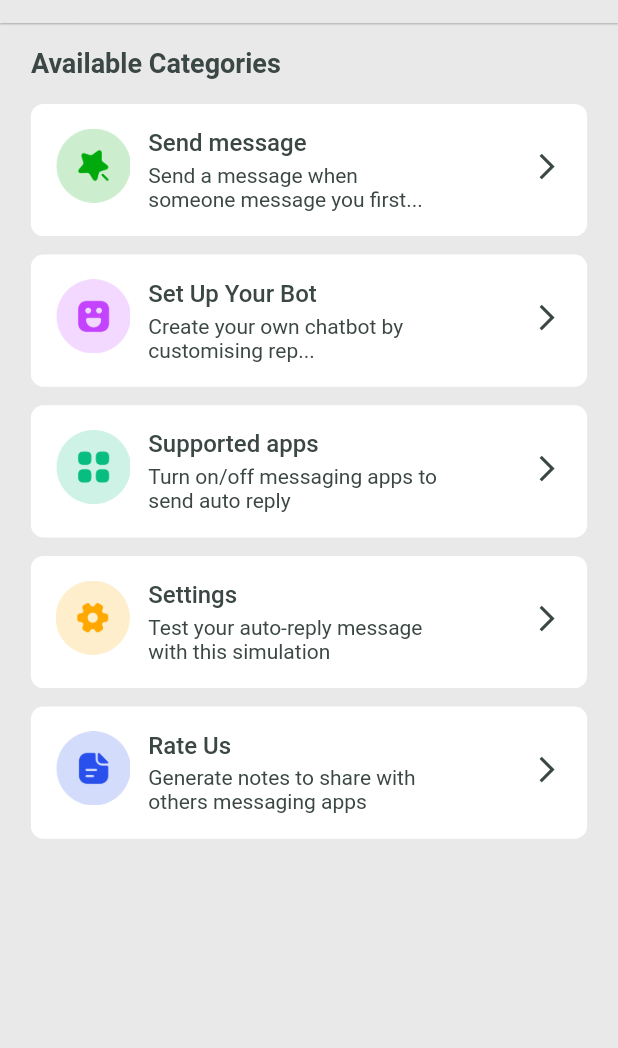
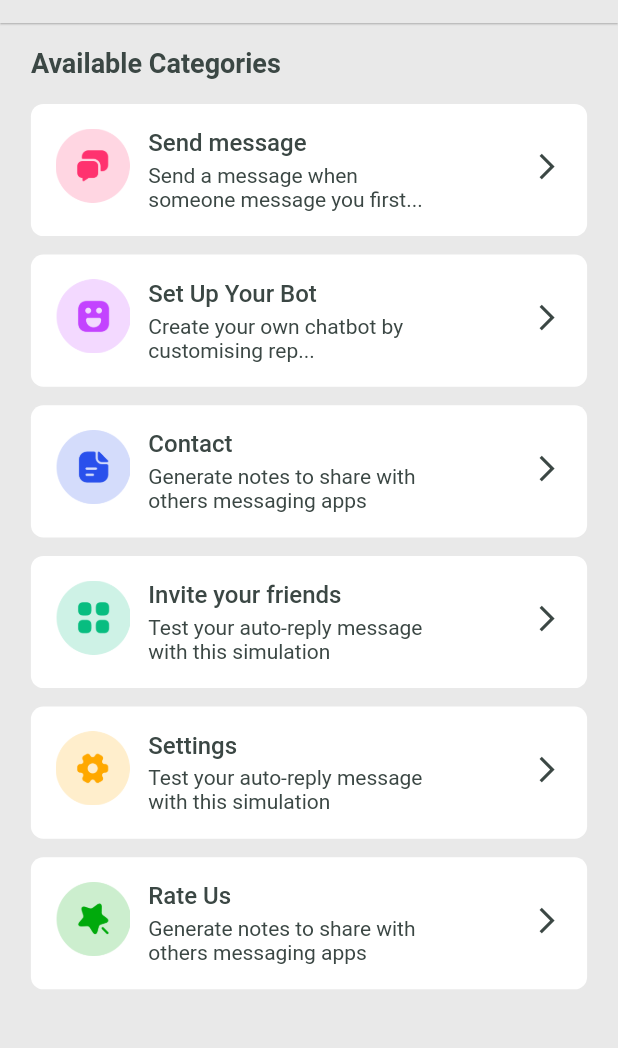
Before and after one commit to SavaliyaPrince/whatsappAuto_old, a Flutter app: the screen it shows after launch, on a phone screen of 412 x 824 dp, the part 61-1109 px from its top. Run offline on Flutter 3.47's test engine with Material 2 defaults, Android fonts, the phone set to English and light mode, and no system bars; our stand-ins replace firebase_core, firebase_crashlytics, flutter_contacts, flutter_slidable, fluttertoast, geolocator and 5 more; missing offline and left inert: call_log, flutter_share; accounts and stored records are empty; network calls fail.

Commit message:
desing change

```diff
--- a/lib/Utils/banner_ad.dart
+++ b/lib/Utils/banner_ad.dart
@@ -40,7 +40,7 @@ class _BannerAdViewState extends State<BannerAdView> {
           _createAnchoredBanner(context);
         }
         return Container(
-          height: _anchoredBanner == null ? 0 : 50,
+          height: _anchoredBanner == null ? 0 : 70,
           alignment: Alignment.center,
           child: _anchoredBanner == null
               ? const SizedBox()
@@ -65,8 +65,8 @@ class _BannerAdViewState extends State<BannerAdView> {
     }
 
     final BannerAd banner = BannerAd(
-      // size: const AdSize(width: 320, height: 70),
-      size: AdSize.smartBanner,
+      size: const AdSize(width: 320, height: 70),
+      // size: AdSize.fullBanner,
       request: request,
 
       // ///live
--- a/lib/modules/homepage/home_page.dart
+++ b/lib/modules/homepage/home_page.dart
@@ -12,6 +12,7 @@ import 'package:whatsapp_auto/Utils/open_ad.dart';
 import 'package:whatsapp_auto/Utils/size_utils.dart';
 import 'package:whatsapp_auto/helper/toast_helper.dart';
 import 'package:whatsapp_auto/modules/homepage/homePageCantroller.dart';
+import 'package:whatsapp_auto/modules/setting_page/setting_controller.dart';
 import 'package:whatsapp_auto/modules/supportedapp_page/supporredapp_controller.dart';
 import 'package:whatsapp_auto/modules/theme_controller.dart';
 import 'package:whatsapp_auto/theme/app_color.dart';
@@ -31,6 +32,7 @@ class _HomePageScreenState extends State<HomePageScreen>
   final HomePageController homePageController = Get.put(HomePageController());
   final SupportedAppController supportedAppController =
       Get.put(SupportedAppController())..getWhatsAuto();
+  final SettingController settingController = Get.put(SettingController());
   final InAppReview inAppReview = InAppReview.instance;
   bool isPaused = false;
 
@@ -126,11 +128,12 @@ class _HomePageScreenState extends State<HomePageScreen>
                             context,
                             titleText: AppString.welcomeMessageTitle,
                             subtitle: AppString.welcomeMessageSubTile,
-                            image: AssetsPath.star,
+                            image: AssetsPath.messages,
                             onTap: () {
                               Navigation.pushNamed(Routes.sendMassagePage);
                             },
                           ),
+
                           // SizedBox(
                           //   height: SizeUtils.verticalBlockSize * 1.5,
                           // ),
@@ -155,21 +158,34 @@ class _HomePageScreenState extends State<HomePageScreen>
                           //     Navigation.pushNamed(Routes.chatTestReply);
                           //   },
                           // ),
-                          // SizedBox(
-                          //   height: SizeUtils.verticalBlockSize * 1.5,
-                          // ),
-                          // customCategoriesBox(
-                          //   context,
-                          //   titleText: AppString.contactUsTitle,
-                          //   subtitle: AppString.contactUsSubTile,
-                          //   image: AssetsPath.document,
-                          //   onTap: () {
-                          //     Navigation.pushNamed(Routes.contactPage);
-                          //   },
-                          // ),
-                          // SizedBox(
-                          //   height: SizeUtils.verticalBlockSize * 1.5,
-                          // ),
+                          SizedBox(
+                            height: SizeUtils.verticalBlockSize * 1.5,
+                          ),
+                          customCategoriesBox(
+                            context,
+                            titleText: AppString.InviteFriends,
+                            subtitle: AppString.testReplySubTile,
+                            image: AppIcons.inviteFriends,
+                            onTap: () {
+                              settingController.shareNoteLink(
+                                  title: AppString.InviteFriends);
+                            },
+                          ),
+                          SizedBox(
+                            height: SizeUtils.verticalBlockSize * 1.5,
+                          ),
+                          customCategoriesBox(
+                            context,
+                            titleText: AppString.contactUsTitle,
+                            subtitle: AppString.contactUsSubTile,
+                            image: AssetsPath.document,
+                            onTap: () {
+                              Navigation.pushNamed(Routes.contactPage);
+                            },
+                          ),
+                          SizedBox(
+                            height: SizeUtils.verticalBlockSize * 1.5,
+                          ),
                           // customCategoriesBox(
                           //   context,
                           //   titleText: AppString.categoryTitle,
@@ -198,7 +214,7 @@ class _HomePageScreenState extends State<HomePageScreen>
                             context,
                             titleText: AppString.documentTitle,
                             subtitle: AppString.documentSubTile,
-                            image: AssetsPath.document,
+                            image: AssetsPath.star,
                             onTap: () async {
                               if (await inAppReview.isAvailable()) {
                                 print(
@@ -231,7 +247,7 @@ class _HomePageScreenState extends State<HomePageScreen>
                             context,
                             titleText: AppString.welcomeMessageTitle,
                             subtitle: AppString.welcomeMessageSubTile,
-                            image: AssetsPath.star,
+                            image: AssetsPath.messages,
                             onTap: () {
                               Navigation.pushNamed(Routes.sendMassagePage);
                             },
@@ -249,18 +265,31 @@ class _HomePageScreenState extends State<HomePageScreen>
                               Navigation.pushNamed(Routes.createReply);
                             },
                           ),
-                          // SizedBox(
-                          //   height: SizeUtils.verticalBlockSize * 1.5,
-                          // ),
-                          // customCategoriesBox(
-                          //   context,
-                          //   titleText: AppString.testReplyTitle,
-                          //   subtitle: AppString.testReplySubTile,
-                          //   image: AssetsPath.messages,
-                          //   onTap: () {
-                          //     Navigation.pushNamed(Routes.chatTestReply);
-                          //   },
-                          // ),
+                          SizedBox(
+                            height: SizeUtils.verticalBlockSize * 1.5,
+                          ),
+                          customCategoriesBox(
+                            context,
+                            titleText: AppString.contact,
+                            subtitle: AppString.documentSubTile,
+                            image: AssetsPath.document,
+                            onTap: () {
+                              Navigation.pushNamed(Routes.contactPage);
+                            },
+                          ),
+                          SizedBox(
+                            height: SizeUtils.verticalBlockSize * 1.5,
+                          ),
+                          customCategoriesBox(
+                            context,
+                            titleText: AppString.InviteFriends,
+                            subtitle: AppString.testReplySubTile,
+                            image: AssetsPath.category,
+                            onTap: () {
+                              settingController.shareNoteLink(
+                                  title: AppString.InviteFriends);
+                            },
+                          ),
                           // SizedBox(
                           //   height: SizeUtils.verticalBlockSize * 1.5,
                           // ),
@@ -276,18 +305,8 @@ class _HomePageScreenState extends State<HomePageScreen>
                           SizedBox(
                             height: SizeUtils.verticalBlockSize * 1.5,
                           ),
-                          customCategoriesBox(
-                            context,
-                            titleText: AppString.categoryTitle,
-                            subtitle: AppString.categorySubTile,
-                            image: AssetsPath.category,
-                            onTap: () {
-                              Navigation.pushNamed(Routes.supportedApp);
-                            },
-                          ),
-                          SizedBox(
-                            height: SizeUtils.verticalBlockSize * 1.5,
-                          ),
+                          //
+
                           customCategoriesBox(
                             context,
                             titleText: AppString.settingTitle,
@@ -301,11 +320,12 @@ class _HomePageScreenState extends State<HomePageScreen>
                           SizedBox(
                             height: SizeUtils.verticalBlockSize * 1.5,
                           ),
+
                           customCategoriesBox(
                             context,
                             titleText: AppString.documentTitle,
                             subtitle: AppString.documentSubTile,
-                            image: AssetsPath.document,
+                            image: AssetsPath.star,
                             onTap: () async {
                               if (await inAppReview.isAvailable()) {
                                 print(
@@ -317,25 +337,12 @@ class _HomePageScreenState extends State<HomePageScreen>
                                 AppToast.toastMessage(
                                     "app review not available at time.");
                               }
-
                               // Navigation.pushNamed(Routes.chatPage);
                             },
                           ),
                           SizedBox(
                             height: SizeUtils.verticalBlockSize * 1.5,
                           ),
-                          // customCategoriesBox(
-                          //   context,
-                          //   titleText: AppString.contact,
-                          //   subtitle: AppString.documentSubTile,
-                          //   image: AssetsPath.document,
-                          //   onTap: () {
-                          //     Navigation.pushNamed(Routes.contactPage);
-                          //   },
-                          // ),
-                          // SizedBox(
-                          //   height: SizeUtils.verticalBlockSize * 1.5,
-                          // ),
                         ],
                       ),
                     ),
--- a/lib/theme/app_string.dart
+++ b/lib/theme/app_string.dart
@@ -143,11 +143,11 @@ class AppString {
   static const availableContactsList = 'Available contacts list';
 
   /// create reply
-  static const createReply = "Create reply";
+  static const createReply = "Auto reply";
   static const customReply = "custome reply";
   static const tapToBelow =
       "Tap to below button to create\ncustome reply text easily";
-  static const create = "Create";
+  static const create = "Auto Create";
 
   /// create custom reply
   static const createCustomReply = "Create custome reply";
```
Also changed, not shown: lib/modules/create_reply_page/create_reply_screen.dart (+55 -24 lines), lib/modules/setting_page/setting_controller.dart (+4 -4 lines), lib/modules/setting_page/setting_page.dart (+59 -35 lines).
